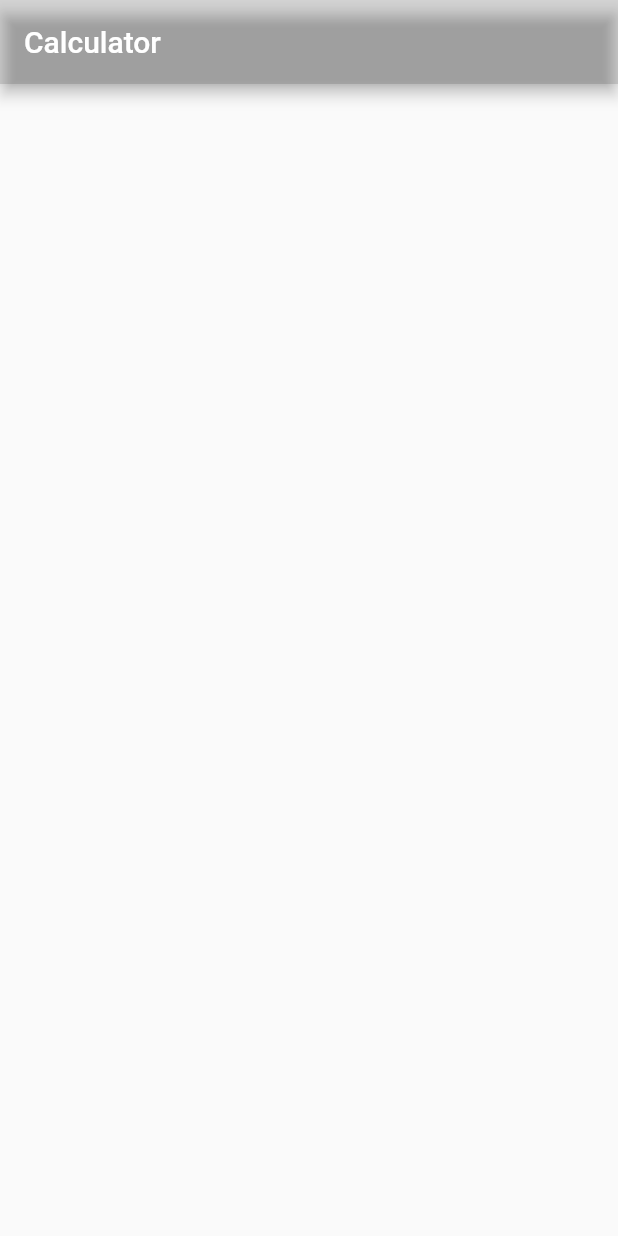
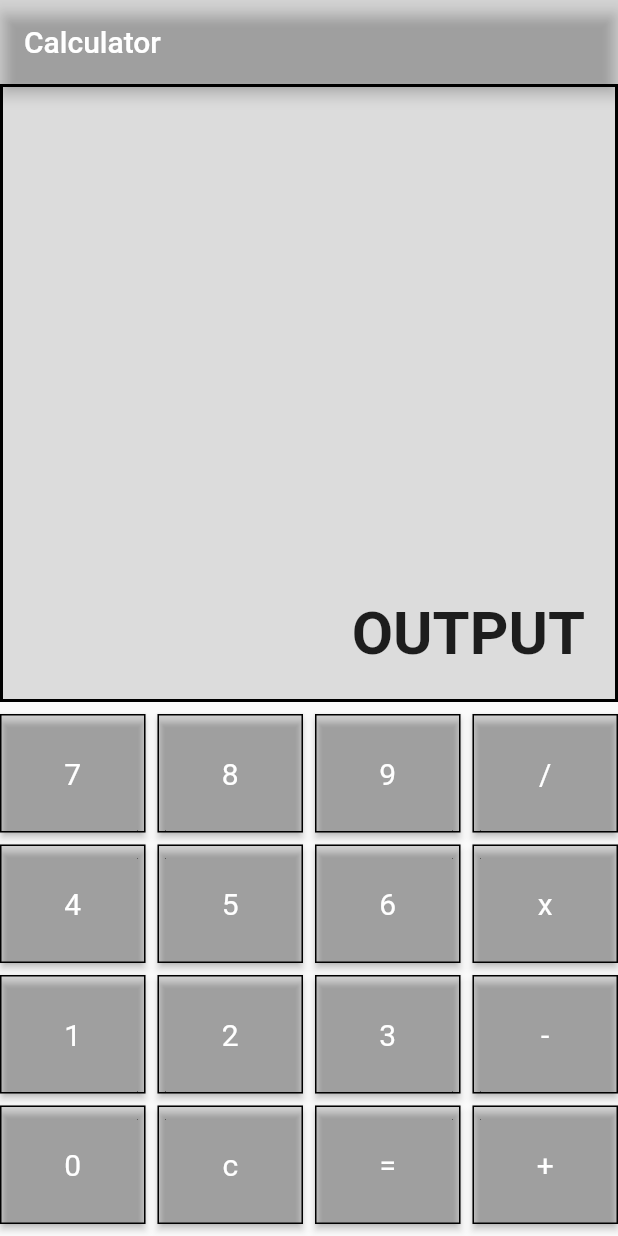
Before and after one commit to rmartey/calcapp-flutter, a Flutter app: the screen it shows after launch, on a phone screen of 412 x 824 dp. Run offline on Flutter 3.47's test engine with Material 2 defaults, Android fonts, the phone set to English and light mode, and no system bars.

Commit message:
developed UI

```diff
--- a/lib/main.dart
+++ b/lib/main.dart
@@ -1,4 +1,4 @@
-// ignore_for_file: prefer_const_constructors, avoid_unnecessary_containers
+// ignore_for_file: prefer_const_constructors, avoid_unnecessary_containers, use_key_in_widget_constructors, unnecessary_string_interpolations
 
 import 'package:flutter/cupertino.dart';
 import 'package:flutter/material.dart';
@@ -6,7 +6,6 @@ import 'package:flutter/material.dart';
 void main() {
   runApp(MyApp());
 }
-
 
 class MyApp extends StatefulWidget {
   // MyApp({Key? key}) : super(key: key);
@@ -16,6 +15,25 @@ class MyApp extends StatefulWidget {
 }
 
 class _MyAppState extends State<MyApp> {
+  Widget button(String btnText) {
+    return Expanded(
+      child: RawMaterialButton(
+        onPressed: () {},
+        child: Text(
+          "$btnText",
+          style: TextStyle(
+            fontSize: 20,
+            color: Colors.white,
+          ),
+        ),
+        shape: Border.all(color: Colors.black, width: 1),
+        fillColor: Colors.black12,
+        padding: EdgeInsets.all(28),
+        splashColor: Colors.black,
+      ),
+    );
+  }
+
   @override
   Widget build(BuildContext context) {
     return MaterialApp(
@@ -27,7 +45,104 @@ class _MyAppState extends State<MyApp> {
         ),
         body: Container(
           child: Column(
-
+            mainAxisAlignment: MainAxisAlignment.end,
+            children: [
+              Expanded(
+                child: Container(
+                  decoration: BoxDecoration(
+                    border: Border.all(color: Colors.black, width: 2),
+                    color: Colors.black12,
+                  ),
+                  alignment: Alignment.bottomRight,
+                  padding: EdgeInsets.all(20),
+                  margin: EdgeInsets.only(bottom: 8),
+                  child: Text(
+                    "OUTPUT",
+                    style: TextStyle(fontSize: 40, fontWeight: FontWeight.w700),
+                  ),
+                ),
+              ),
+              Row(
+                children: [
+                  button("7"),
+                  SizedBox(
+                    width: 8,
+                  ),
+                  button("8"),
+                  SizedBox(
+                    width: 8,
+                  ),
+                  button("9"),
+                  SizedBox(
+                    width: 8,
+                  ),
+                  button("/"),
+                ],
+              ),
+              SizedBox(
+                height: 8,
+              ),
+              Row(
+                children: [
+                  button("4"),
+                  SizedBox(
+                    width: 8,
+                  ),
+                  button("5"),
+                  SizedBox(
+                    width: 8,
+                  ),
+                  button("6"),
+                  SizedBox(
+                    width: 8,
+                  ),
+                  button("x"),
+                ],
+              ),
+              SizedBox(
+                height: 8,
+              ),
+              Row(
+                children: [
+                  button("1"),
+                  SizedBox(
+                    width: 8,
+                  ),
+                  button("2"),
+                  SizedBox(
+                    width: 8,
+                  ),
+                  button("3"),
+                  SizedBox(
+                    width: 8,
+                  ),
+                  button("-"),
+                ],
+              ),
+              SizedBox(
+                height: 8,
+              ),
+              Row(
+                children: [
+                  button("0"),
+                  SizedBox(
+                    width: 8,
+                  ),
+                  button("c"),
+                  SizedBox(
+                    width: 8,
+                  ),
+                  button("="),
+                  SizedBox(
+                    width: 8,
+                  ),
+                  button("+"),
+                ],
+              ),
+              SizedBox(
+                height: 8,
+              ),
+            ],
           ),
         ),
       ),
```
